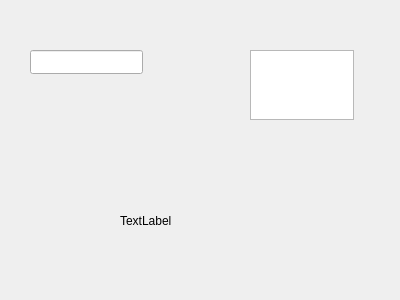
Qt form src/pages/regexsandboxpage.ui (4ozrabclip/TexasRed_v2) before a commit.
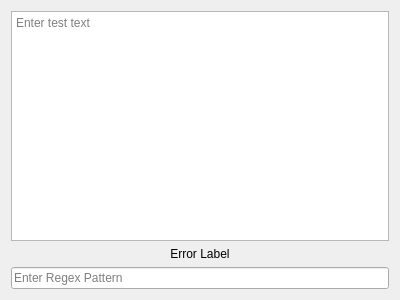
The same form after that commit.

Commit message: fixed back-button jumping nav-history.  Added regex tools page.

Patch:
```diff
--- a/src/pages/regexsandboxpage.ui
+++ b/src/pages/regexsandboxpage.ui
@@ -13,39 +13,41 @@
   <property name="windowTitle">
    <string>Form</string>
   </property>
+  <layout class="QGridLayout" name="gridLayout">
+   <item row="4" column="0" colspan="3">
   <widget class="QLineEdit" name="patternLineEdit">
-   <property name="geometry">
-    <rect>
-     <x>30</x>
-     <y>50</y>
-     <width>113</width>
-     <height>24</height>
-    </rect>
-   </property>
-  </widget>
+     <property name="toolTip">
+      <string/>
+     </property>
+     <property name="inputMask">
+      <string/>
+     </property>
+     <property name="text">
+      <string/>
+     </property>
+     <property name="placeholderText">
+      <string>Enter Regex Pattern</string>
+     </property>
+    </widget>
+   </item>
+   <item row="1" column="0" colspan="3">
   <widget class="QPlainTextEdit" name="testTextEdit">
-   <property name="geometry">
-    <rect>
-     <x>250</x>
-     <y>50</y>
-     <width>104</width>
-     <height>70</height>
-    </rect>
-   </property>
-  </widget>
+     <property name="placeholderText">
+      <string>Enter test text</string>
+     </property>
+    </widget>
+   </item>
+   <item row="3" column="0" colspan="3">
   <widget class="QLabel" name="errorLabel">
-   <property name="geometry">
-    <rect>
-     <x>120</x>
-     <y>200</y>
-     <width>121</width>
-     <height>41</height>
-    </rect>
-   </property>
    <property name="text">
-    <string>TextLabel</string>
-   </property>
-  </widget>
+      <string>Error Label</string>
+     </property>
+     <property name="alignment">
+      <set>Qt::AlignmentFlag::AlignCenter</set>
+     </property>
+    </widget>
+   </item>
+  </layout>
  </widget>
  <resources/>
  <connections/>
```
Lines whose indentation alone changed are shown as unchanged. The commit also changes 10 other files.
